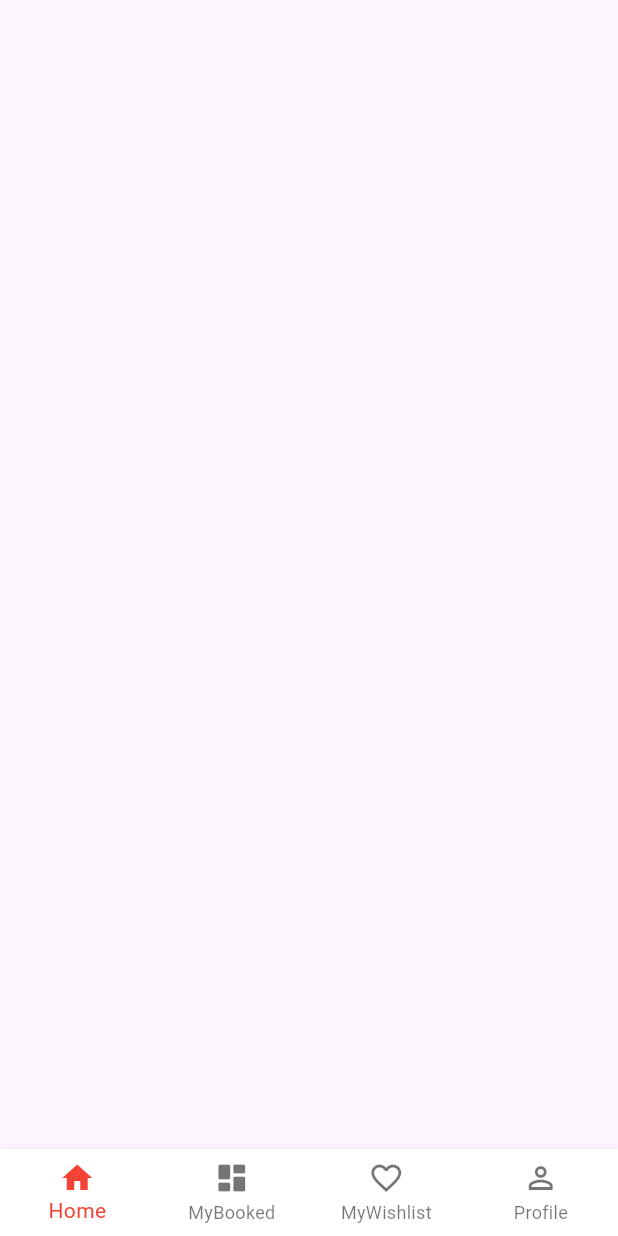
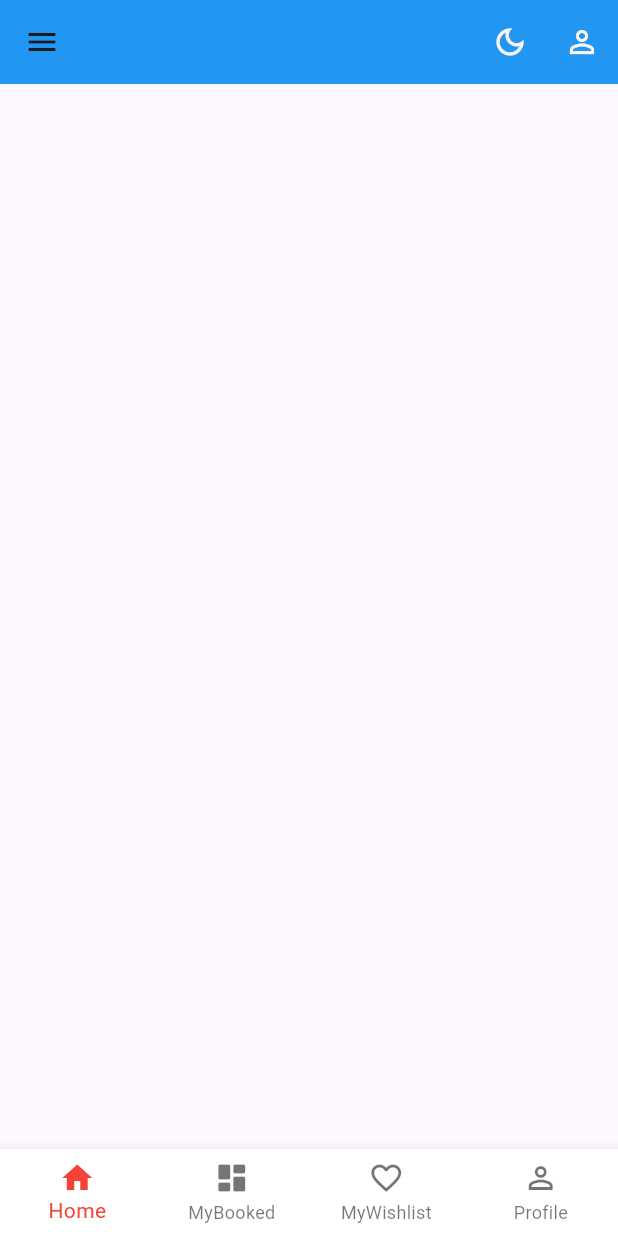
Before and after one commit to vijaysheoran97/travel_booking, a Flutter app: the BottomNavigation screen opened directly, on a phone screen of 412 x 824 dp. Run offline on Flutter 3.47's test engine with Material 3 defaults, Android fonts, the phone set to English and light mode, and no system bars.

Commit message:
initial commit

```diff
--- a/lib/travel_booking/ui/screens/home_screen.dart
+++ b/lib/travel_booking/ui/screens/home_screen.dart
@@ -1,4 +1,6 @@
 import 'package:flutter/material.dart';
+import 'package:travel_booking/travel_booking/ui/utils/app_color_constent.dart';
+
 
 class HomeScreen extends StatefulWidget {
   const HomeScreen({super.key});
@@ -10,6 +12,20 @@ class HomeScreen extends StatefulWidget {
 class _HomeScreenState extends State<HomeScreen> {
   @override
   Widget build(BuildContext context) {
-    return Scaffold();
+    return Scaffold(
+      drawer: Column(
+        children: [
+        ],
+      ),
+      appBar: AppBar(backgroundColor:AppColorConstant.appBarColor,actions: [
+        IconButton(onPressed: (){}, icon: const Icon(Icons.dark_mode_outlined,color: AppColorConstant.appTextColor,),),
+        IconButton(onPressed: (){}, icon: const Icon(Icons.person_outline,color: AppColorConstant.appTextColor,),),
+      ],),
+      body: Column(
+        children: [
+
+        ],
+      ),
+    );
   }
 }
--- a/lib/travel_booking/ui/utils/app_color_constent.dart
+++ b/lib/travel_booking/ui/utils/app_color_constent.dart
@@ -2,6 +2,7 @@ import 'package:flutter/material.dart';
 
 class AppColorConstant {
   static const appSeedColor = Colors.deepPurple;
+  static const appBarColor = Colors.blue;
   static const appMainColor = Color(0xFFbf1b08);
   static const appScendoryColor = Color(0xFF981206);
   static const appTextColor = Color(0xFFFBF5F4);
--- a/pubspec.yaml
+++ b/pubspec.yaml
@@ -59,8 +59,8 @@ flutter:
   uses-material-design: true
 
   # To add assets to your application, add an assets section, like this:
-  # assets:
-  #   - images/a_dot_burr.jpeg
+  assets:
+     - assets/images
   #   - images/a_dot_ham.jpeg
 
   # An image asset can refer to one or more resolution-specific "variants", see
```
Also changed, not shown: assets/images/images.jpg (added).
